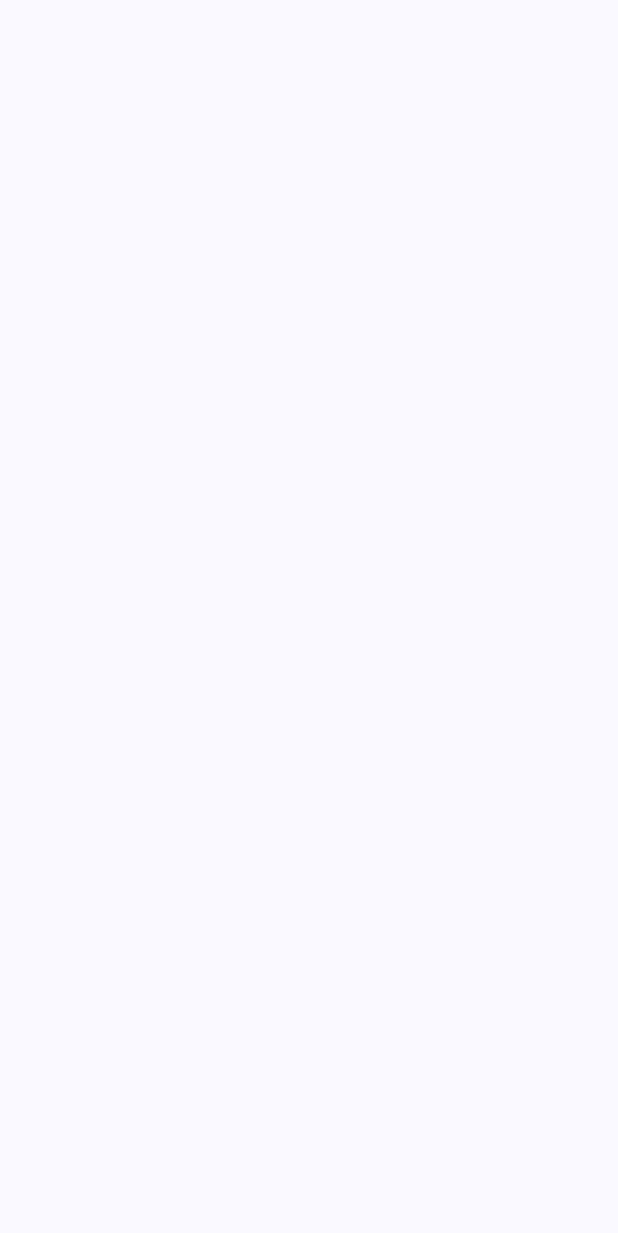
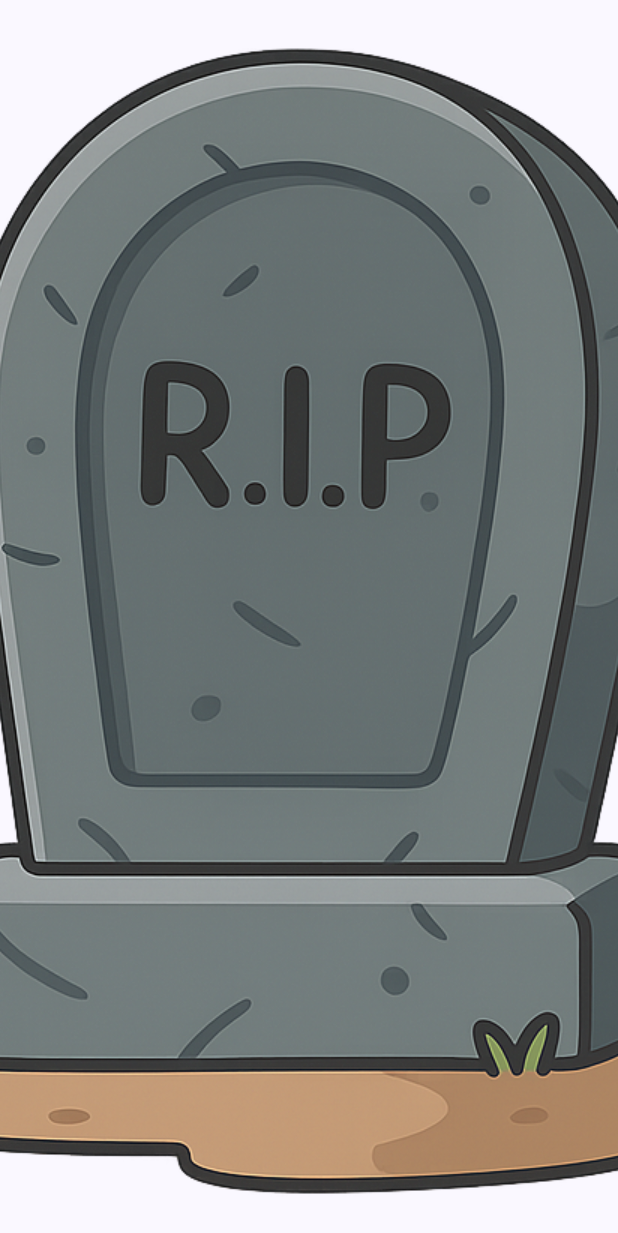
Before and after one commit to pineldeer/cracked, an Android app built with Jetpack Compose: the GravePage screen opened through its navigation route, on a phone screen of 412 x 824 dp. Before the commit the part shown is empty. Shown: the top 1233 px of the screen. Run offline under Robolectric (Android 15) with nearby library versions, the light colour scheme and no system bars; our stand-ins replace Dagger/Hilt's generated code; pictures from the network do not load.

Commit message:
묘지 이미지 업로드

```diff
--- a/cracked_android/app/src/main/java/com/example/cracked_android/MainActivity.kt
+++ b/cracked_android/app/src/main/java/com/example/cracked_android/MainActivity.kt
@@ -81,7 +81,7 @@ private fun MyApp(
                 }
             }
             composable("GravePage"){
-                GravePage()
+                GravePage{}
             }
 
 
--- a/cracked_android/app/src/main/java/com/example/cracked_android/pages/GravePage.kt
+++ b/cracked_android/app/src/main/java/com/example/cracked_android/pages/GravePage.kt
@@ -1,8 +1,39 @@
 package com.example.cracked_android.pages
 
+import androidx.compose.foundation.Image
+import androidx.compose.foundation.clickable
+import androidx.compose.foundation.layout.Box
+import androidx.compose.foundation.layout.fillMaxSize
+import androidx.compose.foundation.shape.RoundedCornerShape
 import androidx.compose.runtime.Composable
+import androidx.compose.ui.Alignment
+import androidx.compose.ui.Modifier
+import androidx.compose.ui.draw.clip
+import androidx.compose.ui.layout.ContentScale
+import androidx.compose.ui.res.painterResource
+import androidx.compose.ui.unit.dp
+import com.example.cracked_android.R
 
 @Composable
-fun GravePage(){
+fun GravePage(onGraveClick: () -> Unit) {
+    Box(
+        modifier = Modifier
+            .fillMaxSize()
+            .clickable(onClick = onGraveClick), // 전체 화면 클릭 가능
+        contentAlignment = Alignment.Center
+    ) {
+        GraveImage() // 중앙에 무덤 이미지 표시
+    }
+}
 
+
+
+@Composable
+fun GraveImage() {
+    Image(
+        painter = painterResource(id = R.drawable.grave), // 파일 이름은 소문자 + 언더스코어만 허용
+        contentDescription = "로컬 이미지",
+        modifier = Modifier,
+        contentScale = ContentScale.Crop
+    )
 }
--- a/cracked_android/app/src/main/java/com/example/cracked_android/viewModel/GraveViewModel.kt
+++ b/cracked_android/app/src/main/java/com/example/cracked_android/viewModel/GraveViewModel.kt
@@ -1,4 +1,6 @@
 package com.example.cracked_android.viewModel
 
+
 class GraveViewModel {
+
 }
```
Also changed, not shown: cracked_android/app/src/main/res/drawable/grave.png (added).
